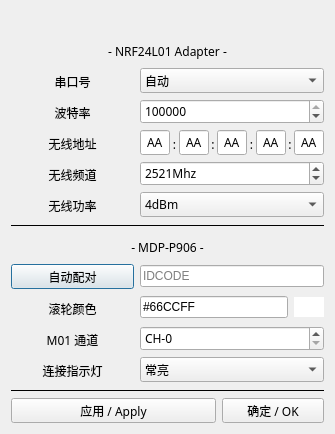
The window that gui_source/mdp_gui_template/settings.ui (ElluIFX/DP100-PyQt5-GUI) describes before a commit, drawn with Qt 5.
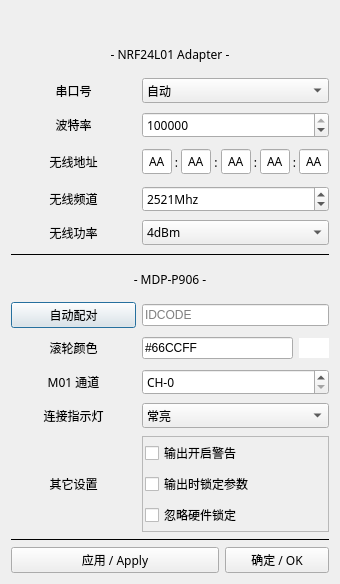
The same window after the commit.

Commit message: add custom theme & add some settings & optimize auto turn on

Patch:
```diff
--- a/gui_source/mdp_gui_template/settings.ui
+++ b/gui_source/mdp_gui_template/settings.ui
@@ -12,20 +12,20 @@
    <rect>
     <x>0</x>
     <y>0</y>
-    <width>335</width>
-    <height>434</height>
+    <width>340</width>
+    <height>584</height>
    </rect>
   </property>
   <property name="minimumSize">
    <size>
-    <width>335</width>
-    <height>434</height>
+    <width>340</width>
+    <height>584</height>
    </size>
   </property>
   <property name="maximumSize">
    <size>
-    <width>335</width>
-    <height>448</height>
+    <width>340</width>
+    <height>584</height>
    </size>
   </property>
   <property name="windowTitle">
@@ -883,6 +883,109 @@
      </item>
     </layout>
    </item>
+   <item>
+    <layout class="QHBoxLayout" name="horizontalLayout_43" stretch="2,3">
+     <item>
+      <widget class="QLabel" name="label_49">
+       <property name="minimumSize">
+        <size>
+         <width>0</width>
+         <height>28</height>
+        </size>
+       </property>
+       <property name="font">
+        <font>
+         <family>Sarasa Fixed SC SemiBold</family>
+        </font>
+       </property>
+       <property name="text">
+        <string>其它设置</string>
+       </property>
+       <property name="alignment">
+        <set>Qt::AlignCenter</set>
+       </property>
+       <property name="margin">
+        <number>6</number>
+       </property>
+      </widget>
+     </item>
+     <item>
+      <widget class="QFrame" name="frame_2">
+       <property name="frameShape">
+        <enum>QFrame::StyledPanel</enum>
+       </property>
+       <property name="frameShadow">
+        <enum>QFrame::Raised</enum>
+       </property>
+       <layout class="QVBoxLayout" name="verticalLayout_2">
+        <property name="spacing">
+         <number>3</number>
+        </property>
+        <property name="leftMargin">
+         <number>2</number>
+        </property>
+        <property name="topMargin">
+         <number>2</number>
+        </property>
+        <property name="rightMargin">
+         <number>2</number>
+        </property>
+        <property name="bottomMargin">
+         <number>2</number>
+        </property>
+        <item>
+         <widget class="QCheckBox" name="checkBoxOutputWarn">
+          <property name="minimumSize">
+           <size>
+            <width>0</width>
+            <height>28</height>
+           </size>
+          </property>
+          <property name="toolTip">
+           <string>开启输出前显示警告</string>
+          </property>
+          <property name="text">
+           <string>输出开启警告</string>
+          </property>
+         </widget>
+        </item>
+        <item>
+         <widget class="QCheckBox" name="checkBoxSetLock">
+          <property name="minimumSize">
+           <size>
+            <width>0</width>
+            <height>28</height>
+           </size>
+          </property>
+          <property name="toolTip">
+           <string>输出状态下不允许包括辅助功能在内的设定值修改操作</string>
+          </property>
+          <property name="text">
+           <string>输出时锁定参数</string>
+          </property>
+         </widget>
+        </item>
+        <item>
+         <widget class="QCheckBox" name="checkBoxIgnoreHWLock">
+          <property name="minimumSize">
+           <size>
+            <width>0</width>
+            <height>28</height>
+           </size>
+          </property>
+          <property name="toolTip">
+           <string>硬件锁定时仍允许上位机修改输出状态</string>
+          </property>
+          <property name="text">
+           <string>忽略硬件锁定</string>
+          </property>
+         </widget>
+        </item>
+       </layout>
+      </widget>
+     </item>
+    </layout>
+   </item>
    <item>
     <widget class="Line" name="line_2">
      <property name="frameShadow">
```
The commit also changes 9 other files.
